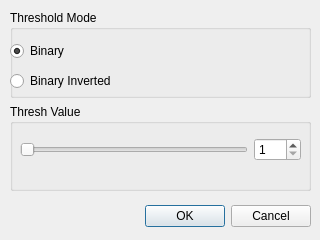
mbobowsk/DarQwin, file thresholddialog.ui: the form before one commit.
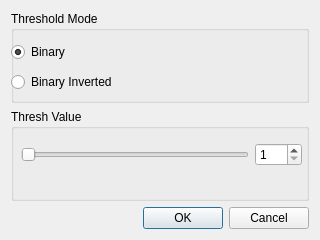
The form after the commit.

The edit to the form file:
```diff
--- a/thresholddialog.ui
+++ b/thresholddialog.ui
@@ -13,31 +13,8 @@
   <property name="windowTitle">
    <string>Threshold</string>
   </property>
-  <widget class="QDialogButtonBox" name="buttonBox">
-   <property name="geometry">
-    <rect>
-     <x>10</x>
-     <y>200</y>
-     <width>301</width>
-     <height>32</height>
-    </rect>
-   </property>
-   <property name="orientation">
-    <enum>Qt::Horizontal</enum>
-   </property>
-   <property name="standardButtons">
-    <set>QDialogButtonBox::Cancel|QDialogButtonBox::Ok</set>
-   </property>
-  </widget>
-  <widget class="QWidget" name="layoutWidget">
-   <property name="geometry">
-    <rect>
-     <x>10</x>
-     <y>10</y>
-     <width>301</width>
-     <height>181</height>
-    </rect>
-   </property>
+  <layout class="QGridLayout" name="gridLayout">
+   <item row="0" column="0">
    <layout class="QVBoxLayout" name="verticalLayout">
     <item>
      <widget class="QGroupBox" name="groupBox">
@@ -118,7 +95,18 @@
      </widget>
     </item>
    </layout>
-  </widget>
+   </item>
+   <item row="1" column="0">
+    <widget class="QDialogButtonBox" name="buttonBox">
+     <property name="orientation">
+      <enum>Qt::Horizontal</enum>
+     </property>
+     <property name="standardButtons">
+      <set>QDialogButtonBox::Cancel|QDialogButtonBox::Ok</set>
+     </property>
+    </widget>
+   </item>
+  </layout>
  </widget>
  <resources/>
  <connections>
```
Lines whose indentation alone changed are shown as unchanged.
